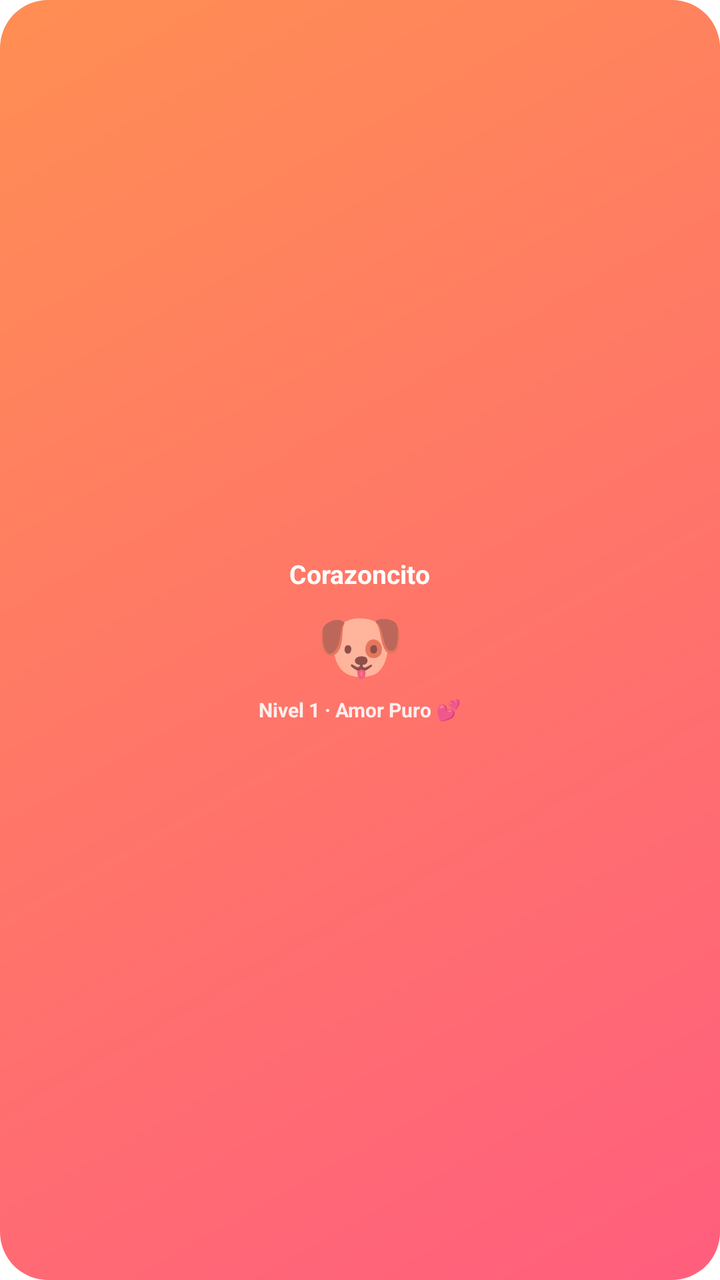
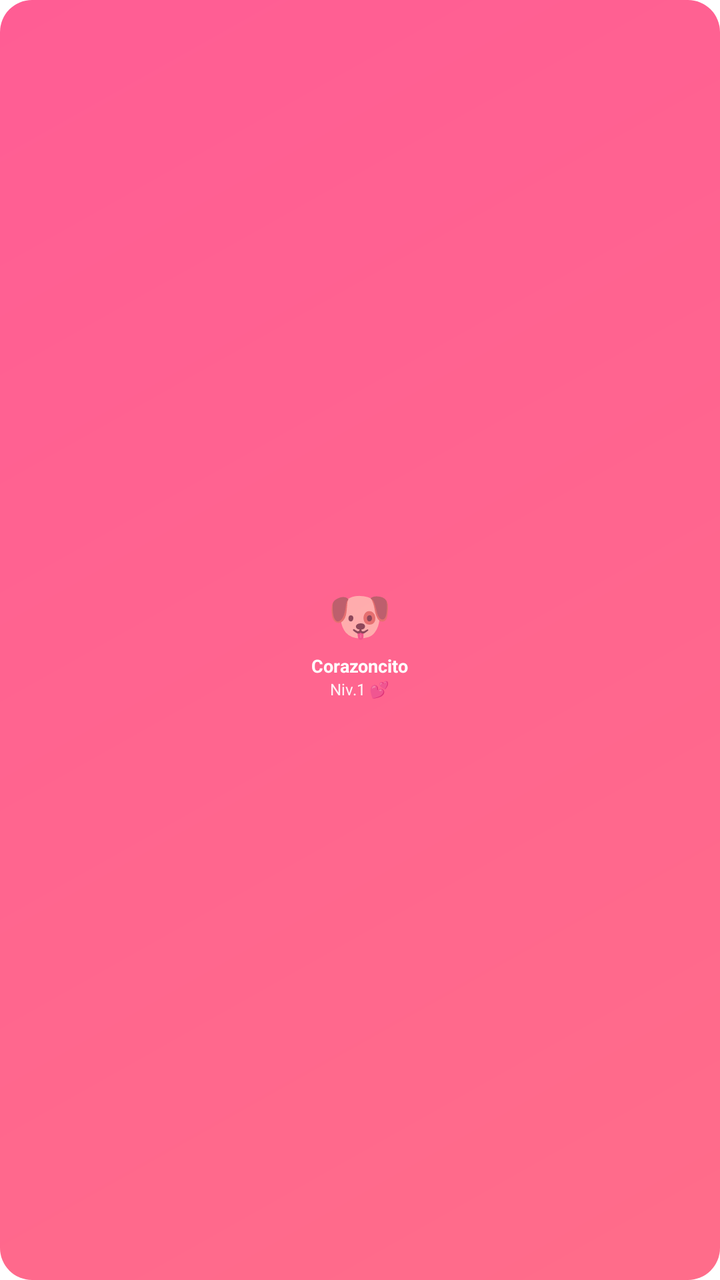

Before-and-after screenshots of an Android layout around one commit, followed by the original layout XML and the change that was made.
<!-- AndroidManifest.xml: fallback theme Theme.MaterialComponents.DayNight.NoActionBar -->
<!-- res/layout/pet_widget.xml -->
<?xml version="1.0" encoding="utf-8"?>
<LinearLayout xmlns:android="http://schemas.android.com/apk/res/android"
    android:id="@+id/widget_pet_container"
    android:layout_width="match_parent"
    android:layout_height="match_parent"
    android:background="@drawable/widget_background"
    android:orientation="vertical"
    android:gravity="center"
    android:padding="12dp">

    <TextView
        android:id="@+id/widget_pet_name"
        android:layout_width="wrap_content"
        android:layout_height="wrap_content"
        android:text="Corazoncito"
        android:textColor="#FFFFFF"
        android:textSize="13sp"
        android:textStyle="bold"
        android:gravity="center" />

    <TextView
        android:id="@+id/widget_pet_emoji"
        android:layout_width="wrap_content"
        android:layout_height="wrap_content"
        android:text="🐶"
        android:textSize="36sp"
        android:gravity="center"
        android:layout_marginTop="2dp"
        android:layout_marginBottom="2dp" />

    <TextView
        android:id="@+id/widget_pet_level"
        android:layout_width="wrap_content"
        android:layout_height="wrap_content"
        android:text="Nivel 1 · Amor Puro 💕"
        android:textColor="#E0FFFFFF"
        android:textSize="10sp"
        android:textStyle="bold"
        android:gravity="center" />
</LinearLayout>
<!-- resources referenced by this layout -->
<resources>
  <!-- drawable widget_background (drawable) -->
  <?xml version="1.0" encoding="utf-8"?>
  <shape xmlns:android="http://schemas.android.com/apk/res/android"
      android:shape="rectangle">
      <gradient
          android:angle="135"
          android:startColor="#FFFF5E7E"
          android:endColor="#FFFF8E53"
          android:type="linear" />
      <corners android:radius="24dp" />
  </shape>
</resources>

<!-- the commit's change to res/layout/pet_widget.xml (unified diff, before → after) -->
@@ -6,35 +6,39 @@
     android:background="@drawable/widget_background"
     android:orientation="vertical"
     android:gravity="center"
-    android:padding="12dp">
+    android:padding="8dp">
 
+    
+    <TextView
+        android:id="@+id/widget_pet_emoji"
+        android:layout_width="wrap_content"
+        android:layout_height="wrap_content"
+        android:text="🐶"
+        android:textSize="26sp"
+        android:gravity="center" />
+
+    
     <TextView
         android:id="@+id/widget_pet_name"
         android:layout_width="wrap_content"
         android:layout_height="wrap_content"
         android:text="Corazoncito"
         android:textColor="#FFFFFF"
-        android:textSize="13sp"
+        android:textSize="9sp"
         android:textStyle="bold"
-        android:gravity="center" />
-
-    <TextView
-        android:id="@+id/widget_pet_emoji"
-        android:layout_width="wrap_content"
-        android:layout_height="wrap_content"
-        android:text="🐶"
-        android:textSize="36sp"
         android:gravity="center"
         android:layout_marginTop="2dp"
-        android:layout_marginBottom="2dp" />
+        android:maxLines="1"
+        android:ellipsize="end" />
 
+    
     <TextView
         android:id="@+id/widget_pet_level"
         android:layout_width="wrap_content"
         android:layout_height="wrap_content"
-        android:text="Nivel 1 · Amor Puro 💕"
-        android:textColor="#E0FFFFFF"
-        android:textSize="10sp"
-        android:textStyle="bold"
+        android:text="Niv.1 💕"
+        android:textColor="#E8FFFFFF"
+        android:textSize="8sp"
         android:gravity="center" />
+
 </LinearLayout>
<!-- resource entries referenced after the edit -->
@@ -6,10 +6,10 @@
       android:shape="rectangle">
       <gradient
           android:angle="135"
-          android:startColor="#FFFF5E7E"
-          android:endColor="#FFFF8E53"
+          android:startColor="#E8FF5E7E"
+          android:endColor="#E8FF4D8A"
           android:type="linear" />
-      <corners android:radius="24dp" />
+      <corners android:radius="16dp" />
   </shape>
 </resources>
 
